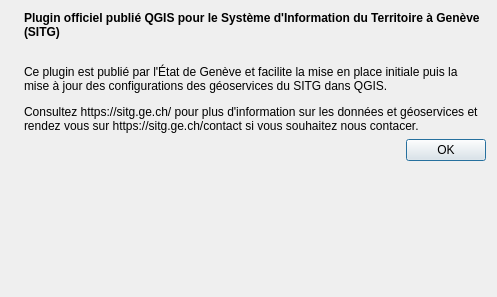
Old version of the form qsitg/qsitg_dialog_base.ui in the repository republique-et-canton-de-geneve/sitg-qgis-plugin.
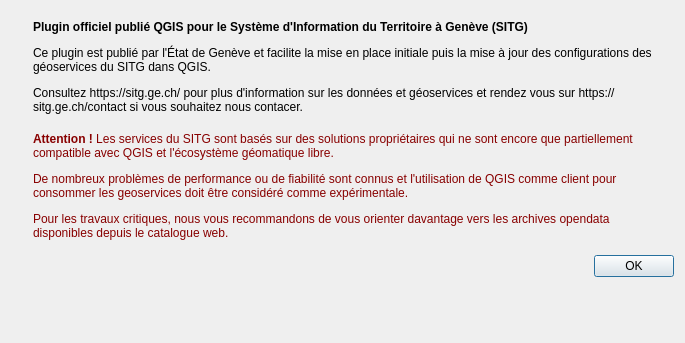
New version of the form. Icons and pictures are not drawn.

Commit message: misc: on est plus clairs sur le fait que c'est encore expérimental

Patch:
```diff
--- a/qsitg/qsitg_dialog_base.ui
+++ b/qsitg/qsitg_dialog_base.ui
@@ -6,15 +6,47 @@
    <rect>
     <x>0</x>
     <y>0</y>
-    <width>497</width>
-    <height>297</height>
+    <width>685</width>
+    <height>343</height>
    </rect>
   </property>
   <property name="windowTitle">
    <string>qSITG</string>
   </property>
   <layout class="QFormLayout" name="formLayout">
-   <item row="2" column="0" colspan="2">
+   <item row="0" column="1">
+    <widget class="QWidget" name="widget" native="true">
+     <layout class="QVBoxLayout" name="verticalLayout">
+      <property name="spacing">
+       <number>18</number>
+      </property>
+      <item>
+       <widget class="QLabel" name="label">
+        <property name="text">
+         <string>&lt;html&gt;&lt;head/&gt;&lt;body&gt;&lt;p&gt;&lt;span style=&quot; font-weight:600;&quot;&gt;Plugin officiel publié QGIS pour le Système d'Information du Territoire à Genève (SITG)&lt;/span&gt;&lt;/p&gt;&lt;p&gt;Ce plugin est publié par l'État de Genève et facilite la mise en place initiale puis la mise à jour des configurations des géoservices du SITG dans QGIS.&lt;/p&gt;&lt;p&gt;Consultez https://sitg.ge.ch/ pour plus d'information sur les données et géoservices et rendez vous sur https://sitg.ge.ch/contact si vous souhaitez nous contacer.&lt;/p&gt;&lt;/body&gt;&lt;/html&gt;</string>
+        </property>
+        <property name="textFormat">
+         <enum>Qt::RichText</enum>
+        </property>
+        <property name="wordWrap">
+         <bool>true</bool>
+        </property>
+       </widget>
+      </item>
+      <item>
+       <widget class="QLabel" name="label_3">
+        <property name="text">
+         <string>&lt;html&gt;&lt;head/&gt;&lt;body&gt;&lt;p&gt;&lt;span style=&quot; font-weight:600; color:#880000;&quot;&gt;Attention ! &lt;/span&gt;&lt;span style=&quot; color:#880000;&quot;&gt;L&lt;/span&gt;&lt;span style=&quot; color:#880000;&quot;&gt;es services du SITG sont basés sur des solutions propriétaires qui ne sont encore que partiellement compatible avec QGIS et l'écosystème géomatique libre.&lt;/span&gt;&lt;/p&gt;&lt;p&gt;&lt;span style=&quot; color:#880000;&quot;&gt;De nombreux problèmes de performance ou de fiabilité sont connus et l'utilisation de QGIS comme client pour consommer les geoservices doit être considéré comme expérimentale.&lt;/span&gt;&lt;/p&gt;&lt;p&gt;&lt;span style=&quot; color:#880000;&quot;&gt;Pour les travaux critiques, nous vous recommandons de vous orienter davantage vers les archives opendata disponibles depuis le catalogue web.&lt;/span&gt;&lt;/p&gt;&lt;/body&gt;&lt;/html&gt;</string>
+        </property>
+        <property name="wordWrap">
+         <bool>true</bool>
+        </property>
+       </widget>
+      </item>
+     </layout>
+    </widget>
+   </item>
+   <item row="2" column="1">
     <widget class="QDialogButtonBox" name="button_box">
      <property name="orientation">
       <enum>Qt::Horizontal</enum>
@@ -24,19 +56,6 @@
      </property>
     </widget>
    </item>
-   <item row="0" column="1">
-    <widget class="QLabel" name="label">
-     <property name="text">
-      <string>&lt;html&gt;&lt;head/&gt;&lt;body&gt;&lt;p&gt;&lt;span style=&quot; font-weight:600;&quot;&gt;Plugin officiel publié QGIS pour le Système d'Information du Territoire à Genève (SITG)&lt;/span&gt;&lt;/p&gt;&lt;p&gt;&lt;br/&gt;Ce plugin est publié par l'État de Genève et facilite la mise en place initiale puis la mise à jour des configurations des géoservices du SITG dans QGIS.&lt;/p&gt;&lt;p&gt;Consultez https://sitg.ge.ch/ pour plus d'information sur les données et géoservices et rendez vous sur https://sitg.ge.ch/contact si vous souhaitez nous contacer.&lt;/p&gt;&lt;/body&gt;&lt;/html&gt;</string>
-     </property>
-     <property name="textFormat">
-      <enum>Qt::RichText</enum>
-     </property>
-     <property name="wordWrap">
-      <bool>true</bool>
-     </property>
-    </widget>
-   </item>
    <item row="0" column="0">
     <widget class="QLabel" name="label_2">
      <property name="text">
```
The commit also changes 4 other files.
